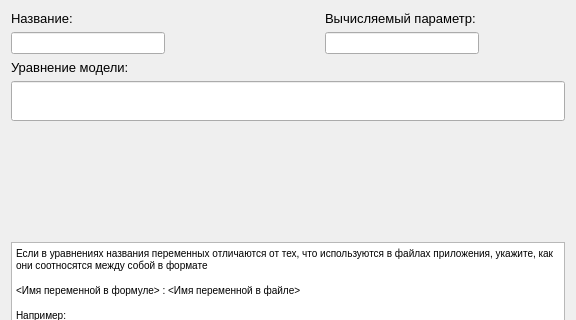
Old version of the form ui/ModelDialog.ui in the repository ArtyomOl/Chemical-Calculations; both pictures show x 0 to 576 and y 0 to 320 of the 576 by 639 pixel window.
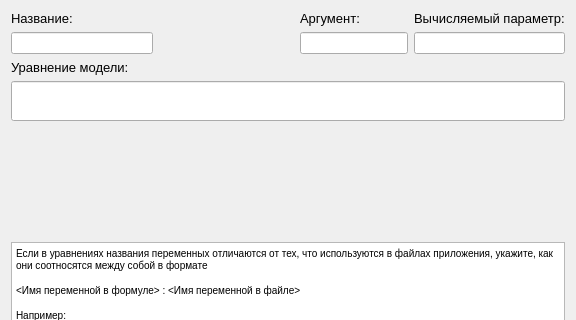
New version of the form.

```diff
--- a/ui/ModelDialog.ui
+++ b/ui/ModelDialog.ui
@@ -13,8 +13,8 @@
   <property name="windowTitle">
    <string>Dialog</string>
   </property>
-  <layout class="QGridLayout" name="gridLayout">
-   <item row="0" column="0" colspan="2">
+  <layout class="QGridLayout" name="gridLayout_2">
+   <item row="0" column="0" colspan="3">
     <layout class="QHBoxLayout" name="horizontalLayout_2">
      <item>
       <layout class="QVBoxLayout" name="verticalLayout">
@@ -49,8 +49,20 @@
       </spacer>
      </item>
      <item>
-      <layout class="QVBoxLayout" name="verticalLayout_2">
-       <item>
+      <layout class="QGridLayout" name="gridLayout">
+       <item row="0" column="0">
+        <widget class="QLabel" name="label_4">
+         <property name="font">
+          <font>
+           <pointsize>10</pointsize>
+          </font>
+         </property>
+         <property name="text">
+          <string>Аргумент:</string>
+         </property>
+        </widget>
+       </item>
+       <item row="0" column="1">
         <widget class="QLabel" name="label_3">
          <property name="font">
           <font>
@@ -62,7 +74,10 @@
          </property>
         </widget>
        </item>
-       <item>
+       <item row="1" column="0">
+        <widget class="QLineEdit" name="argParamEdit"/>
+       </item>
+       <item row="1" column="1">
         <widget class="QLineEdit" name="calcParamEdit"/>
        </item>
       </layout>
```
